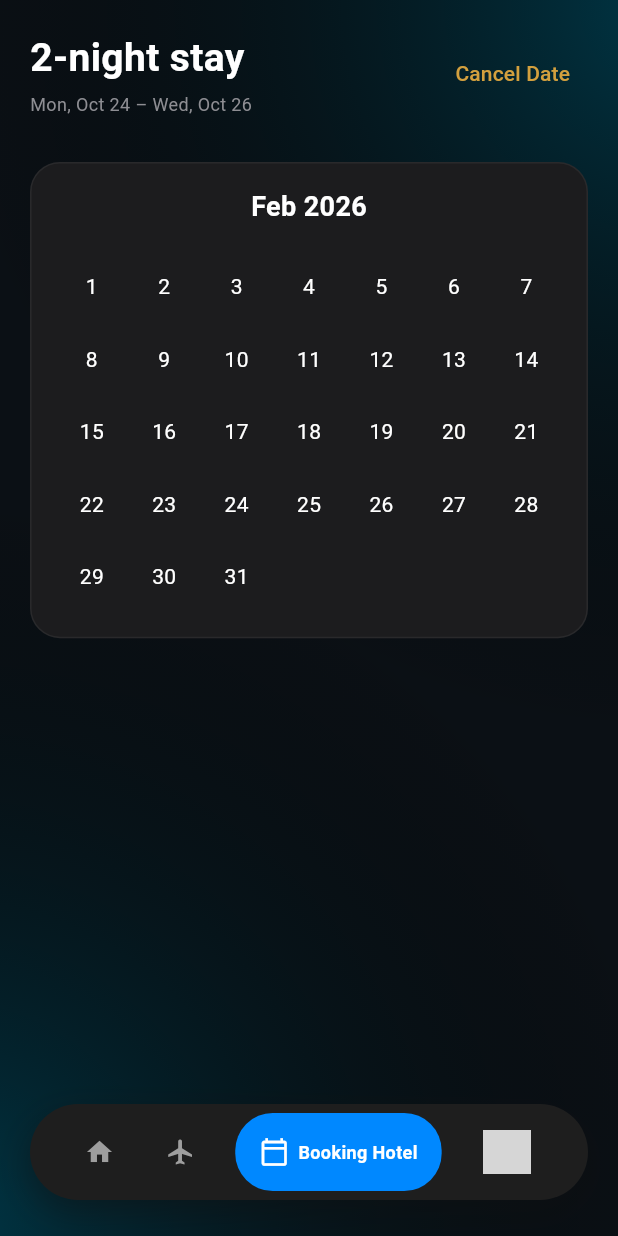
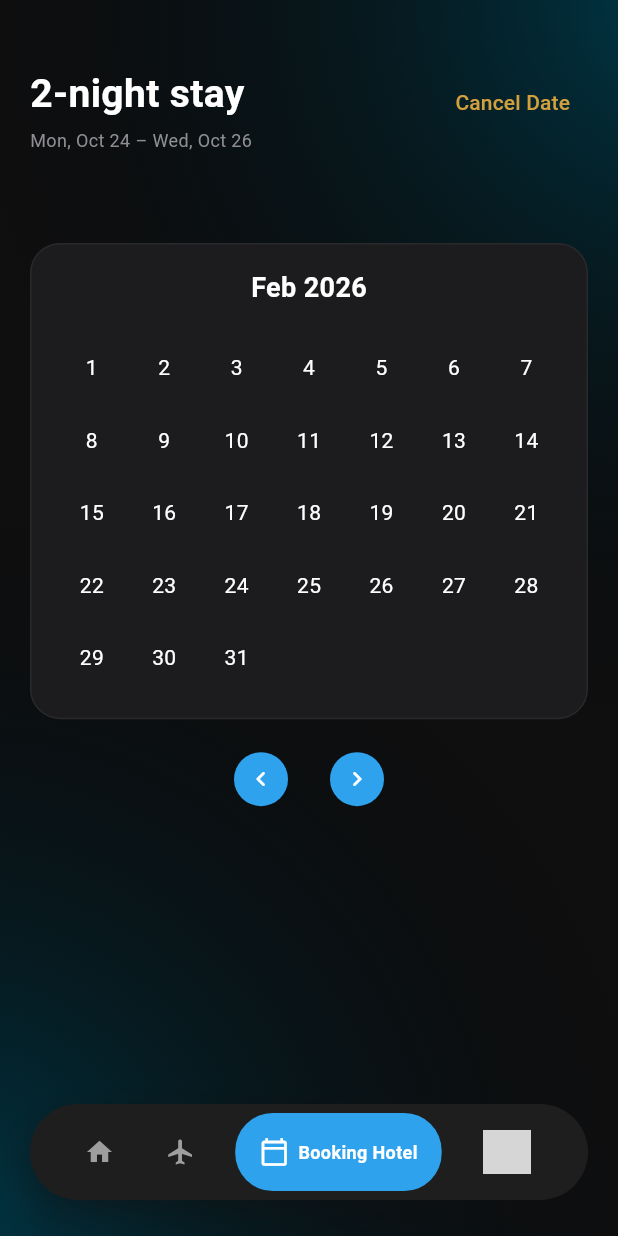
Before and after one commit to Ksumitkumar/test_assignment, a Flutter app: the screen it shows after launch, item 3 of the bottom bar chosen, on a phone screen of 412 x 824 dp. Run offline on Flutter 3.47's test engine with Material 3 defaults, Android fonts, the phone set to English and light mode, and no system bars; our stand-ins replace go_router; network calls fail; grey boxes are pictures that could not be loaded.

Commit message:
fixed chnages

```diff
--- a/lib/core/app_color.dart
+++ b/lib/core/app_color.dart
@@ -13,4 +13,6 @@ class AppColors {
   static const Color transColor = Colors.transparent;
   static const Color topRightColor = Color(0xFF003848);
   static const Color bottomLeftColor = Color(0xFF003848);
+  static const Color darkGreyColor = Color(0xFF1E1E1E);
+  static const Color darkColor = Color(0xFF1C1C1E);
 }
--- a/lib/core/app_spacing.dart
+++ b/lib/core/app_spacing.dart
@@ -5,10 +5,13 @@ class AppSpacing {
   static const double xs = 4.0;
   static const double sm = 8.0;
   static const double md = 12.0;
+  static const double lgs = 14.0;
   static const double lg = 16.0;
   static const double xl = 20.0;
+  static const double xll = 24.0;
   static const double xxl = 30.0;
-
+  static const double xxxl = 60.0;
+  static const double xxll = 120.0;
   // EdgeInset Constants
   static const EdgeInsets paddingScreen = EdgeInsets.symmetric(horizontal: xl);
   static const EdgeInsets paddingCard = EdgeInsets.all(md);
@@ -21,8 +24,16 @@ class AppSpacing {
   static const Widget vGapXs = SizedBox(height: xs);
   static const Widget vGapSm = SizedBox(height: sm);
   static const Widget vGapMd = SizedBox(height: md);
+  static const Widget vGapMds = SizedBox(height: lgs);
+
   static const Widget vGapLg = SizedBox(height: lg);
   static const Widget vGapXl = SizedBox(height: xl);
+  static const Widget vGapXll = SizedBox(height: xll);
+
+  static const Widget vGapXld = SizedBox(height: xxl);
+  static const Widget vGapXxll = SizedBox(height: xxxl);
+
+  static const Widget vGapXlll = SizedBox(height: xxll);
 
   // Standard Horizontal Spacers
   static const Widget hGapSm = SizedBox(width: sm);
--- a/lib/core/app_strings.dart
+++ b/lib/core/app_strings.dart
@@ -12,6 +12,14 @@ class AppStrings {
   static const String availableLabel = 'Available';
   static const String priceLabel = 'Price';
   static const String dashboardNav = 'Dashboard';
+  static const String hotelResorts = 'Hotels Resort';
+  static const String bookingHotel = 'Booking Hotel';
+  static const String account = 'Account';
+  static const String starText = '4.9';
+  static const String bookingDateText = 'OCT 24–26';
+  static const String comingSoonText = 'Coming Soon';
+  static const String hotelNameText =
+      '1155 Rue Sherbrooke Ouest, Toronto, Canada H3A 2N3';
 
   // Detail Screen
   static const String hostedBy = 'Hosted by Trang Luxury,';
--- a/lib/features/home_dashboard_scren.dart
+++ b/lib/features/home_dashboard_scren.dart
@@ -2,6 +2,7 @@ import 'package:flutter/material.dart';
 import 'package:test_assignment/core/app_strings.dart';
 
 import '../core/app_color.dart';
+import '../core/app_spacing.dart';
 import '../data/location_data.dart';
 import '../presentation/book_hotel_screen.dart';
 import '../presentation/resort_screen.dart';
@@ -20,11 +21,12 @@ class _HomeDashboardScreenState extends State<HomeDashboardScreen> {
   // Nav tab items combining Icons and dynamic Image URLs
 
   final List<NavTabItem> _navItems = const [
-    NavTabItem(title: "Dashboard", icon: Icons.home),
-    NavTabItem(title: "Hotels Resort", icon: Icons.flight_outlined),
-    NavTabItem(title: "Booking Hotel", icon: Icons.calendar_today_outlined),
+    NavTabItem(title: AppStrings.dashboardNav, icon: Icons.home),
+    NavTabItem(title: AppStrings.hotelResorts, icon: Icons.flight_outlined),
     NavTabItem(
-      title: "Account",
+        title: AppStrings.bookingHotel, icon: Icons.calendar_today_outlined),
+    NavTabItem(
+      title: AppStrings.account,
       imageUrl: 'https://i.pravatar.cc/100',
     ),
   ];
@@ -122,7 +124,7 @@ class _HomeDashboardScreenState extends State<HomeDashboardScreen> {
                       ),
                       decoration: BoxDecoration(
                         color: isSelected
-                            ? const Color(0xFF0088FF)
+                            ? AppColors.primaryBlue
                             : AppColors.transColor,
                         borderRadius: BorderRadius.circular(25),
                       ),
@@ -227,7 +229,7 @@ class DashboardTab extends StatelessWidget {
             child: Column(
               crossAxisAlignment: CrossAxisAlignment.start,
               children: [
-                const SizedBox(height: 16),
+                AppSpacing.vGapLg,
                 Row(
                   mainAxisAlignment: MainAxisAlignment.spaceBetween,
                   crossAxisAlignment: CrossAxisAlignment.start,
@@ -248,13 +250,13 @@ class DashboardTab extends StatelessWidget {
                     ),
                   ],
                 ),
-                const SizedBox(height: 24),
+                AppSpacing.vGapXll,
                 TextField(
                   style: const TextStyle(
                     color: AppColors.primaryText,
                   ),
                   decoration: InputDecoration(
-                    hintText: "Search Location",
+                    hintText: AppStrings.searchLocationHint,
                     hintStyle: const TextStyle(
                         color: AppColors.greyColor, fontSize: 14),
                     prefixIcon:
@@ -262,7 +264,7 @@ class DashboardTab extends StatelessWidget {
                     suffixIcon:
                         const Icon(Icons.mic_none, color: AppColors.greyColor),
                     filled: true,
-                    fillColor: const Color(0xFF1E1E1E),
+                    fillColor: AppColors.darkGreyColor,
                     contentPadding: const EdgeInsets.symmetric(vertical: 14),
                     border: OutlineInputBorder(
                       borderRadius: BorderRadius.circular(30),
@@ -270,7 +272,7 @@ class DashboardTab extends StatelessWidget {
                     ),
                   ),
                 ),
-                const SizedBox(height: 16),
+                AppSpacing.vGapLg
               ],
             ),
           ),
@@ -379,7 +381,7 @@ class _StackedLocationCard extends StatelessWidget {
                       color: AppColors.primaryText,
                     ),
                   ),
-                  const SizedBox(height: 12),
+                  AppSpacing.vGapMd,
                   Row(
                     mainAxisAlignment: MainAxisAlignment.spaceBetween,
                     children: [
@@ -388,7 +390,7 @@ class _StackedLocationCard extends StatelessWidget {
                       _StatTile(label: "Price", value: price),
                     ],
                   ),
-                  const SizedBox(height: 12),
+                  AppSpacing.vGapMd,
                 ],
               ),
             ),
@@ -412,7 +414,7 @@ class _StatTile extends StatelessWidget {
           label,
           style: const TextStyle(color: AppColors.greyColor, fontSize: 12),
         ),
-        const SizedBox(height: 4),
+        AppSpacing.vGapXs,
         Text(
           value,
           style: const TextStyle(
--- a/lib/presentation/book_hotel_screen.dart
+++ b/lib/presentation/book_hotel_screen.dart
@@ -2,6 +2,7 @@ import 'package:flutter/material.dart';
 import 'package:test_assignment/core/app_strings.dart';
 
 import '../core/app_color.dart';
+import '../core/app_spacing.dart';
 import '../core/app_typography.dart';
 
 class BookHotelScreen extends StatelessWidget {
@@ -10,11 +11,13 @@ class BookHotelScreen extends StatelessWidget {
   @override
   Widget build(BuildContext context) {
     return Scaffold(
-      backgroundColor: const Color(0xFF0B1015),
+      backgroundColor: AppColors.background,
       body: Stack(
         children: [
           // 1. Dark Base Background
-          Container(color: const Color(0xFF0B1015)),
+          Container(
+            color: AppColors.background,
+          ),
 
           // 2. Top-Right Cyan Glow
           Positioned.fill(
@@ -57,8 +60,10 @@ class BookHotelScreen extends StatelessWidget {
               child: Column(
                 crossAxisAlignment: CrossAxisAlignment.start,
                 children: [
+                  AppSpacing.vGapXll,
                   Row(
                     mainAxisAlignment: MainAxisAlignment.spaceBetween,
+                    crossAxisAlignment: CrossAxisAlignment.start,
                     children: [
                       const Column(
                         crossAxisAlignment: CrossAxisAlignment.start,
@@ -67,7 +72,7 @@ class BookHotelScreen extends StatelessWidget {
                             AppStrings.nightStayHeader,
                             style: AppTypography.header,
                           ),
-                          SizedBox(height: 4),
+                          AppSpacing.vGapXs,
                           Text(
                             AppStrings.stayDatesSubtitle,
                             style: AppTypography.caption,
@@ -83,11 +88,11 @@ class BookHotelScreen extends StatelessWidget {
                       ),
                     ],
                   ),
-                  const SizedBox(height: 30),
+                  AppSpacing.vGapXxll,
                   Container(
                     padding: const EdgeInsets.all(16),
                     decoration: BoxDecoration(
-                      color: const Color(0xFF1C1C1E),
+                      color: AppColors.darkColor,
                       borderRadius: BorderRadius.circular(20),
                       border: Border.all(
                         color: AppColors.primaryText.withOpacity(0.06),
@@ -100,7 +105,7 @@ class BookHotelScreen extends StatelessWidget {
                           AppStrings.bookingDate,
                           style: AppTypography.subheader,
                         ),
-                        const SizedBox(height: 16),
+                        AppSpacing.vGapLg,
                         GridView.builder(
                           shrinkWrap: true,
                           physics: const NeverScrollableScrollPhysics(),
@@ -119,24 +124,43 @@ class BookHotelScreen extends StatelessWidget {
                       ],
                     ),
                   ),
-                  const Spacer(),
-                  // ElevatedButton(
-                  //   style: ElevatedButton.styleFrom(
-                  //     // backgroundColor: AppColors.primaryBlue,
-                  //     minimumSize: const Size(double.infinity, 50),
-                  //     shape: RoundedRectangleBorder(
-                  //       borderRadius: BorderRadius.circular(25),
-                  //     ),
-                  //   ),
-                  //   onPressed: () {},
-                  //   child: const Text(
-                  //     AppStrings.bookingButton,
-                  //     style: TextStyle(
-                  //       color: Colors.white,
-                  //       fontWeight: FontWeight.bold,
-                  //     ),
-                  //   ),
-                  // ),
+                  AppSpacing.vGapLg,
+                  Row(
+                    mainAxisAlignment: MainAxisAlignment.center,
+                    children: [
+                      // Left Arrow Button
+                      IconButton(
+                        onPressed: () {},
+                        style: IconButton.styleFrom(
+                          backgroundColor:
+                              AppColors.primaryBlue, // Your cyan color
+                          shape: const CircleBorder(),
+                          minimumSize: const Size(36, 36),
+                        ),
+                        icon: const Icon(
+                          Icons.chevron_left_rounded,
+                          color: AppColors.primaryText,
+                          size: 20,
+                        ),
+                      ),
+                      const SizedBox(width: 16),
+                      // Right Arrow Button
+                      IconButton(
+                        onPressed: () {},
+                        style: IconButton.styleFrom(
+                          backgroundColor:
+                              AppColors.primaryBlue, // Your cyan color
+                          shape: const CircleBorder(),
+                          minimumSize: const Size(36, 36),
+                        ),
+                        icon: const Icon(
+                          Icons.chevron_right_rounded,
+                          color: AppColors.primaryText,
+                          size: 20,
+                        ),
+                      ),
+                    ],
+                  ),
                 ],
               ),
             ),
```
Also changed, not shown: lib/features/profile_account_screen.dart (+26 -15 lines), lib/presentation/resort_screen.dart (+11 -9 lines).
